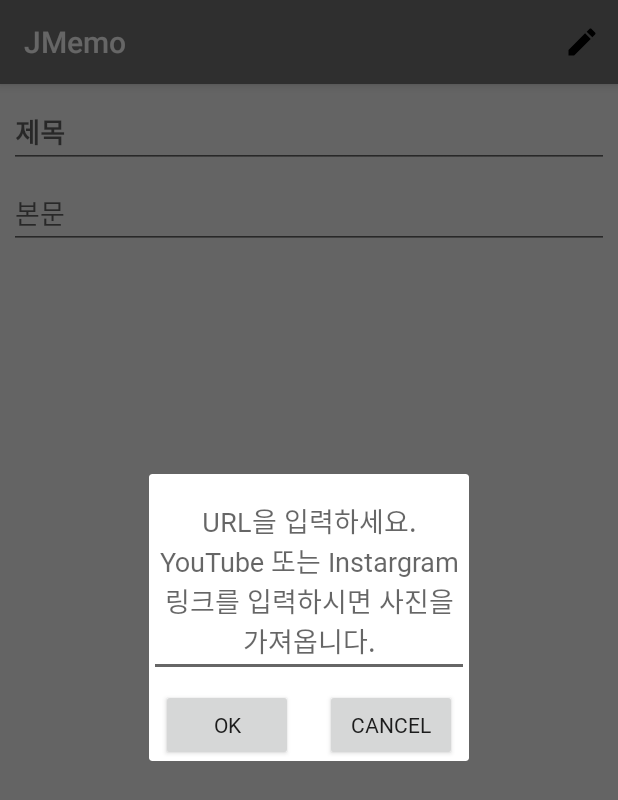
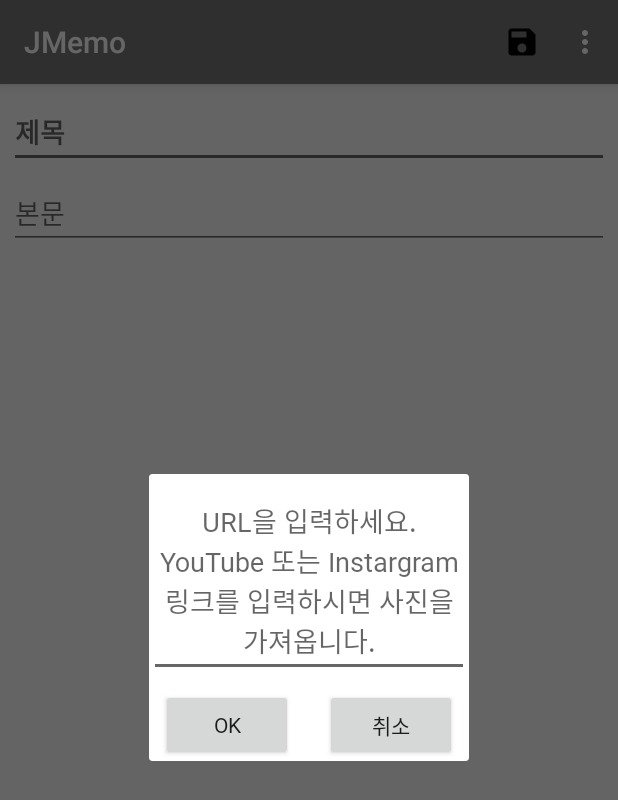
Before and after one commit to lmalma2004/JMemo, an Android app: the fragment UrlDialogFragment placed in its activity, on a phone screen of 412 x 824 dp. Shown: the top 800 px of the screen. Run offline under Robolectric (Android 15) with nearby library versions, the phone set to English and light mode, and no system bars; libraries missing offline, so code that uses them is left out: io.realm, io.realm.kotlin.

Commit message:
JMemo_ver1.2

```diff
--- a/app/src/main/java/com/example/jmemo/activity/EditActivity.kt
+++ b/app/src/main/java/com/example/jmemo/activity/EditActivity.kt
@@ -19,11 +19,12 @@ import androidx.core.content.ContextCompat
 import androidx.fragment.app.Fragment
 import androidx.fragment.app.FragmentPagerAdapter
 import com.example.jmemo.*
-import com.example.jmemo.R.id.action_settings
+import com.example.jmemo.R.id.deleteMenuItem
 import com.example.jmemo.R.id.editMenuItem
 import com.example.jmemo.database.Memo
 import com.example.jmemo.fragment.PhotoFragment
 import com.example.jmemo.adapter.PhotoFragmentPagerAdapter
+import com.example.jmemo.fragment.DeleteDialogFragment
 import com.example.jmemo.fragment.UrlDialogFragment
 import io.realm.Realm
 import io.realm.kotlin.createObject
@@ -47,9 +48,13 @@ class EditActivity : UrlDialogFragment.OnUriDialogFragmentInteractionListener, A
     private val addedImages: ArrayList<String> = arrayListOf()
     private val deleteImages: ArrayList<String> = arrayListOf()
     private val menuItems: ArrayList<MenuItem> = arrayListOf()
-    private var deleteMenuItem: MenuItem? = null
-    private var realmImageCnt = 0
+    private var deleteMenu: MenuItem? = null
+    var id: Long = -1L
 
+    inner class JMetaData(url: String?, imageUrl: String?) {
+        var url = url
+        var imageUrl = imageUrl
+    }
     inner class JMetadataTask :AsyncTask<String, JMetaData, JMetaData>(){
         var url: String = ""
         override fun doInBackground(vararg params: String?): JMetaData? {
@@ -71,18 +76,26 @@ class EditActivity : UrlDialogFragment.OnUriDialogFragmentInteractionListener, A
             if(preSize < currSize)
                 setImageFromAddedImages(currSize - 1)
         }
-    }
-    inner class JMetaData(url: String?, imageUrl: String?) {
-        var url = url
-        var imageUrl = imageUrl
+        private fun getImageUrlFromUrl(url: String?): JMetaData?{
+            try{
+                val metadata = JMetaData(url, "")
+                val doc: Document = Jsoup.connect(url).ignoreContentType(true).get()
+                if(doc.select("meta[property=og:image]").size != 0)
+                    metadata.imageUrl = doc.select("meta[property=og:image]").get(0).attr("content")
+                return metadata
+            }catch (e: Exception){
+                e.printStackTrace()
+                return null
+            }
+        }
     }
 
     override fun onCreate(savedInstanceState: Bundle?) {
         super.onCreate(savedInstanceState)
+        id = intent.getLongExtra("id", -1L)
         setContentView(R.layout.activity_edit)
         setViewFromRealm(false)
         setViewPagerMarginPadding()
-        setEditable(false)
     }
     override fun onDestroy() {
         super.onDestroy()
@@ -105,17 +118,30 @@ class EditActivity : UrlDialogFragment.OnUriDialogFragmentInteractionListener, A
     override fun onCreateOptionsMenu(menu: Menu?): Boolean {
         menuInflater.inflate(R.menu.menu_edit, menu)
         val editMenu = menu!!.findItem(editMenuItem)
-        deleteMenuItem = menu!!.findItem(R.id.deleteMenuItem)
-        for(menuItem in 0..menu!!.size() - 1){
-            val currMenu = menu.getItem(menuItem)
-            menuItems.add(currMenu)
-            if(currMenu != editMenu)
+        deleteMenu = menu!!.findItem(deleteMenuItem)
+        //val id = intent.getLongExtra("id", -1L)
+        if(id == -1L) {
+            setEditable(true)
+            editMenu.setVisible(false)
+            //왜 여기서 as를 써줘야되는지 이유 찾아보기
+            val tmpDeleteMenuItem = deleteMenu as MenuItem
+            tmpDeleteMenuItem.setVisible(false)
+        }
+        else{
+            setEditable(false)
+            for(menuItem in 0..menu!!.size() - 1){
+                val currMenu = menu.getItem(menuItem)
+                menuItems.add(currMenu)
                 currMenu.setVisible(false)
+            }
+            editMenu.setVisible(true)
+            val tmpDeleteMenuItem = deleteMenu as MenuItem
+            tmpDeleteMenuItem.setVisible(true)
         }
         return true
     }
     override fun onOptionsItemSelected(item: MenuItem): Boolean {
-        val id = intent.getLongExtra("id", -1L)
+        //val id = intent.getLongExtra("id", -1L)
 
         when(item?.itemId){
             R.id.editMenuItem ->{
@@ -123,9 +149,8 @@ class EditActivity : UrlDialogFragment.OnUriDialogFragmentInteractionListener, A
                 for(menuItem in 0..menuItems.size - 1){
                     menuItems[menuItem].setVisible(true)
                 }
-
                 if(id == -1L)
-                    deleteMenuItem!!.setVisible(false)
+                    deleteMenu!!.setVisible(false)
                 item.setVisible(false)
             }
             R.id.cameraMenuItem ->{
@@ -155,7 +180,8 @@ class EditActivity : UrlDialogFragment.OnUriDialogFragmentInteractionListener, A
                 return true
             }
             R.id.deleteMenuItem ->{
-                deleteMemo(id)
+                val deleteDialogFragment = DeleteDialogFragment.getInstance()
+                deleteDialogFragment.show(supportFragmentManager, DeleteDialogFragment.DELETE_DIALOG)
                 return true
             }
         }
@@ -163,7 +189,7 @@ class EditActivity : UrlDialogFragment.OnUriDialogFragmentInteractionListener, A
     }
     override fun onActivityResult(requestCode: Int, resultCode: Int, data: Intent?) {
         super.onActivityResult(requestCode, resultCode, data)
-        val id = intent.getLongExtra("id", -1L)
+        //val id = intent.getLongExtra("id", -1L)
 
         if(resultCode == RESULT_OK){
             when(requestCode){
@@ -290,7 +316,6 @@ class EditActivity : UrlDialogFragment.OnUriDialogFragmentInteractionListener, A
     private fun updateMemo(id: Long){
         realm.beginTransaction()
         val updateMemo = realm.where<Memo>().equalTo("id", id).findFirst()!!
-        realmImageCnt = updateMemo.images.size
         setMemo(updateMemo)
         realm.commitTransaction()
 
@@ -298,7 +323,7 @@ class EditActivity : UrlDialogFragment.OnUriDialogFragmentInteractionListener, A
             yesButton { finish() }
         }.show()
     }
-    private fun deleteMemo(id: Long){
+    fun deleteMemo(id: Long){
         realm.beginTransaction()
         val deleteMemo = realm.where<Memo>().equalTo("id", id).findFirst()!!
         deleteMemo.deleteFromRealm()
@@ -310,7 +335,7 @@ class EditActivity : UrlDialogFragment.OnUriDialogFragmentInteractionListener, A
     }
 
     private fun setViewFromRealm(deleteButtonVisible: Boolean){
-        val id = intent.getLongExtra("id", -1L)
+        //val id = intent.getLongExtra("id", -1L)
         if(id == -1L)
             return
         val memo = realm.where<Memo>().equalTo("id", id).findFirst()!!
@@ -363,18 +388,6 @@ class EditActivity : UrlDialogFragment.OnUriDialogFragmentInteractionListener, A
             return maxId.toInt() + 1
         return 0
     }
-    private fun getImageUrlFromUrl(url: String?): JMetaData?{
-        try{
-            val metadata = JMetaData(url, "")
-            val doc: Document = Jsoup.connect(url).ignoreContentType(true).get()
-            if(doc.select("meta[property=og:image]").size != 0)
-                metadata.imageUrl = doc.select("meta[property=og:image]").get(0).attr("content")
-            return metadata
-        }catch (e: Exception){
-            e.printStackTrace()
-            return null
-        }
-    }
     private fun setViewPagerMarginPadding(){
         val dpValue = 54
         val d = resources.displayMetrics.density
@@ -384,13 +397,13 @@ class EditActivity : UrlDialogFragment.OnUriDialogFragmentInteractionListener, A
     }
     private fun setEditable(editable: Boolean){
         if(editable){
-            titleEditText.isFocusableInTouchMode = true
-            bodyEditText.isFocusableInTouchMode = true
+            titleEditText.isEnabled = true
+            bodyEditText.isEnabled = true
             setViewFromRealm(true)
         }
         else{
-            titleEditText.isFocusableInTouchMode = false
-            bodyEditText.isFocusableInTouchMode = false
+            titleEditText.isEnabled = false
+            bodyEditText.isEnabled = false
         }
     }
 
--- /dev/null
+++ b/app/src/main/res/drawable/edit_text_color.xml
@@ -0,0 +1,5 @@
+<?xml version="1.0" encoding="utf-8"?>
+<selector xmlns:android="http://schemas.android.com/apk/res/android">
+    <item android:state_enabled="false" android:color="#000000" />
+    <item android:color="#000000"/>
+</selector>
--- a/app/src/main/res/layout-v26/dialog_input_uri.xml
+++ b/app/src/main/res/layout-v26/dialog_input_uri.xml
@@ -14,7 +14,7 @@
         android:ems="10"
         android:fontFamily="@font/nanumbarunpenr"
         android:gravity="center"
-        android:hint="@string/input_url"
+        android:hint="@string/dialog_input_url"
         android:inputType="textUri|textMultiLine|text"
         app:layout_constraintEnd_toEndOf="parent"
         app:layout_constraintStart_toStartOf="parent"
--- a/app/src/main/res/layout/activity_edit.xml
+++ b/app/src/main/res/layout/activity_edit.xml
@@ -27,6 +27,7 @@
             android:importantForAutofill="no"
             android:inputType="text"
             android:textStyle="bold"
+            android:textColor="@drawable/edit_text_color"
             android:fontFamily="@font/nanumbarunpenr"
             app:layout_constraintEnd_toEndOf="parent"
             app:layout_constraintStart_toStartOf="parent"
@@ -48,6 +49,7 @@
             android:inputType="textMultiLine"
             android:scrollbars="vertical"
             android:fontFamily="@font/nanumbarunpenr"
+            android:textColor="@drawable/edit_text_color"
             app:layout_constraintEnd_toEndOf="parent"
             app:layout_constraintStart_toStartOf="parent"
             app:layout_constraintTop_toBottomOf="@+id/titleEditText"
--- a/app/src/main/res/layout/dialog_input_uri.xml
+++ b/app/src/main/res/layout/dialog_input_uri.xml
@@ -13,7 +13,7 @@
         android:ems="10"
         android:fontFamily="@font/nanumbarunpenr"
         android:gravity="center"
-        android:hint="@string/input_url"
+        android:hint="@string/dialog_input_url"
         android:importantForAutofill="no"
         android:inputType="textUri|textMultiLine|text"
         app:layout_constraintEnd_toEndOf="parent"
--- a/app/src/main/res/menu/menu_edit.xml
+++ b/app/src/main/res/menu/menu_edit.xml
@@ -3,11 +3,6 @@
     xmlns:android="http://schemas.android.com/apk/res/android"
     xmlns:tools="http://schemas.android.com/tools"
     tools:context="com.example.jmemo.activity.EditActivity">
-    <item
-        android:title="@string/menu_edit"
-        android:icon="@drawable/ic_mode_edit_black_24dp"
-        android:id="@+id/editMenuItem"
-        app:showAsAction="ifRoom"/>
     <item
         android:id="@+id/deleteMenuItem"
         android:icon="@drawable/ic_delete_black_24dp"
@@ -19,6 +14,11 @@
         android:icon="@drawable/ic_save_black_24dp"
         android:title="@string/menu_save"
         app:showAsAction="ifRoom" />
+    <item
+        android:title="@string/menu_edit"
+        android:icon="@drawable/ic_mode_edit_black_24dp"
+        android:id="@+id/editMenuItem"
+        app:showAsAction="ifRoom"/>
     <item
         android:id="@+id/cameraMenuItem"
         android:icon="@drawable/ic_add_a_photo_black_24dp"
--- a/app/src/main/res/values/strings.xml
+++ b/app/src/main/res/values/strings.xml
@@ -12,8 +12,9 @@
     <string name="date">2020년 02월 24일</string>
     <string name="image">사진</string>
     <string name="image_delete">삭제버튼</string>
-    <string name="input_url">URL을 입력하세요.\nYouTube 또는 Instargram 링크를 입력하시면 사진을 가져옵니다.</string>
-    <string name="cancel">CANCEL</string>
+    <string name="dialog_input_url">URL을 입력하세요.\nYouTube 또는 Instargram 링크를 입력하시면 사진을 가져옵니다.</string>
+    <string name="dialog_delete">정말로 삭제하시겠습니까?</string>
+    <string name="cancel">취소</string>
 
     <!-- TODO: Remove or change this placeholder text -->
     <string name="hello_blank_fragment">Hello blank fragment</string>
```
Also changed, not shown: app/src/main/java/com/example/jmemo/fragment/DeleteDialogFragment.kt (added, +43 -0 lines), app/src/main/res/layout/dialog_delete.xml (added, +47 -0 lines), 2 other files.
